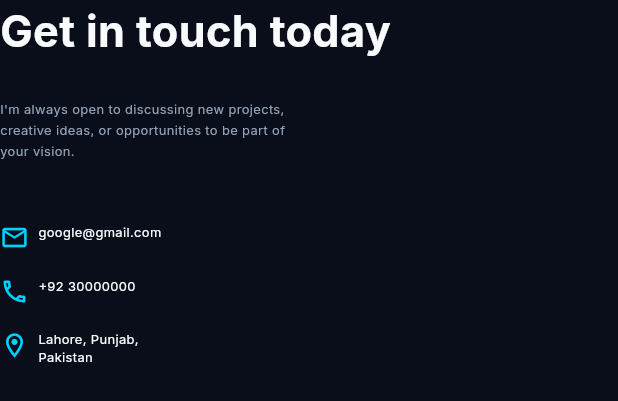
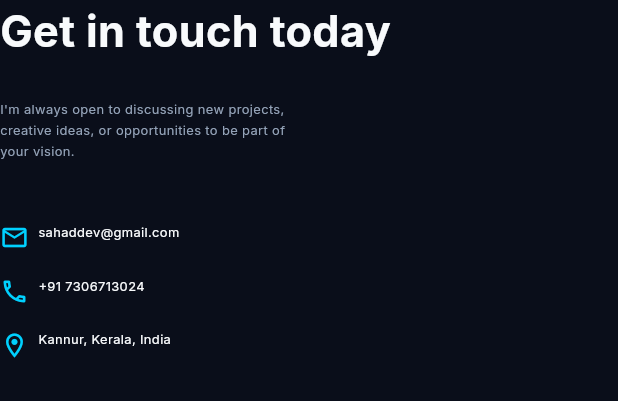
Before and after one commit to sahaddev/portfolio_26, a Flutter app: the _ContactDetails widget shown alone on an empty page, opened directly, on a phone screen of 412 x 824 dp. Shown: the top 401 px of the screen. Run offline on Flutter 3.47's test engine with Material 3 defaults, Android fonts, the phone set to English and light mode, and no system bars; our stand-ins replace google_fonts, sizer; network calls fail.

Commit message:
contact section

```diff
--- a/lib/sections/contact_section.dart
+++ b/lib/sections/contact_section.dart
@@ -86,13 +86,16 @@ class _ContactDetails extends StatelessWidget {
           ),
         ),
         SizedBox(height: 5.h),
-        _ContactInfoItem(icon: Icons.email_outlined, text: 'google@gmail.com'),
+        _ContactInfoItem(
+          icon: Icons.email_outlined,
+          text: 'sahaddev@gmail.com',
+        ),
         SizedBox(height: 2.h),
-        _ContactInfoItem(icon: Icons.phone_outlined, text: '+92 30000000'),
+        _ContactInfoItem(icon: Icons.phone_outlined, text: '+91 7306713024'),
         SizedBox(height: 2.h),
         _ContactInfoItem(
           icon: Icons.location_on_outlined,
-          text: 'Lahore, Punjab,\nPakistan',
+          text: 'Kannur, Kerala, India',
         ),
       ],
     );
```
